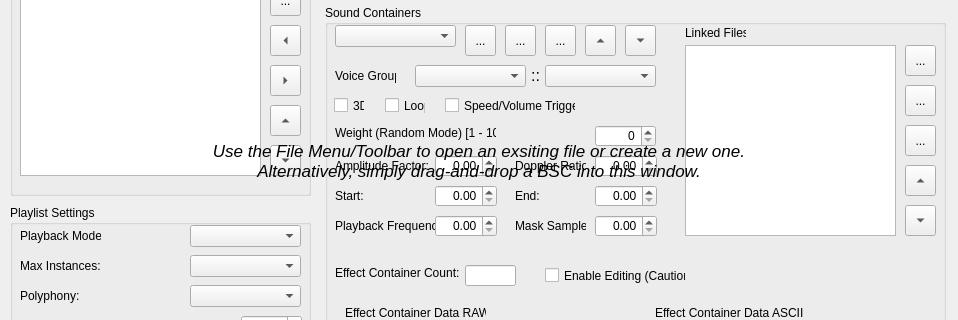
Old version of the form src/mainwindow.ui in the repository oblivioncth/BSCWorks; both pictures show x 0 to 958 and y 293 to 613 of the 958 by 858 pixel window.
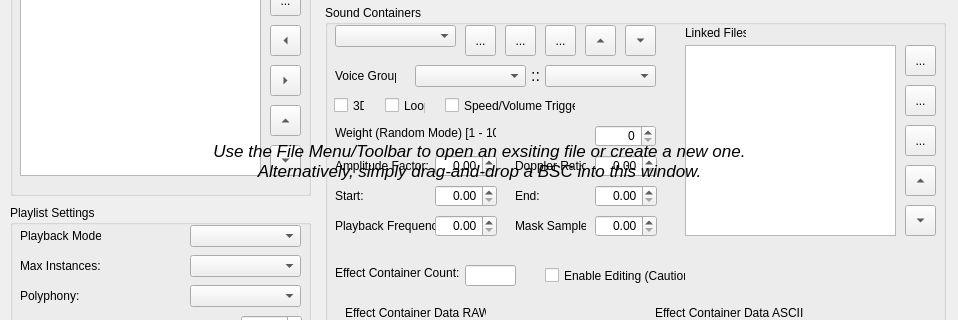
New version of the form. Icons and pictures are not drawn.

Patch:
```diff
--- a/src/mainwindow.ui
+++ b/src/mainwindow.ui
@@ -1594,9 +1594,9 @@
     </property>
     <property name="geometry">
      <rect>
-      <x>208</x>
+      <x>29</x>
       <y>380</y>
-      <width>542</width>
+      <width>901</width>
       <height>51</height>
      </rect>
     </property>
```
